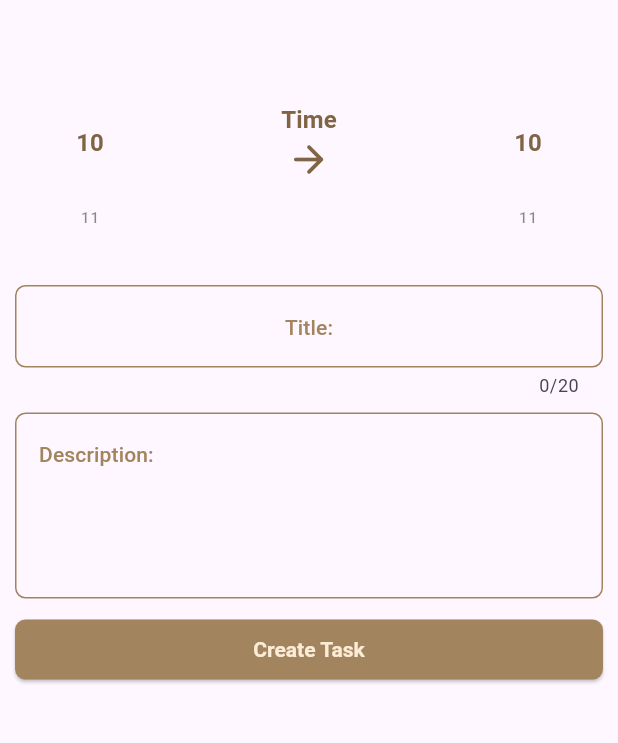
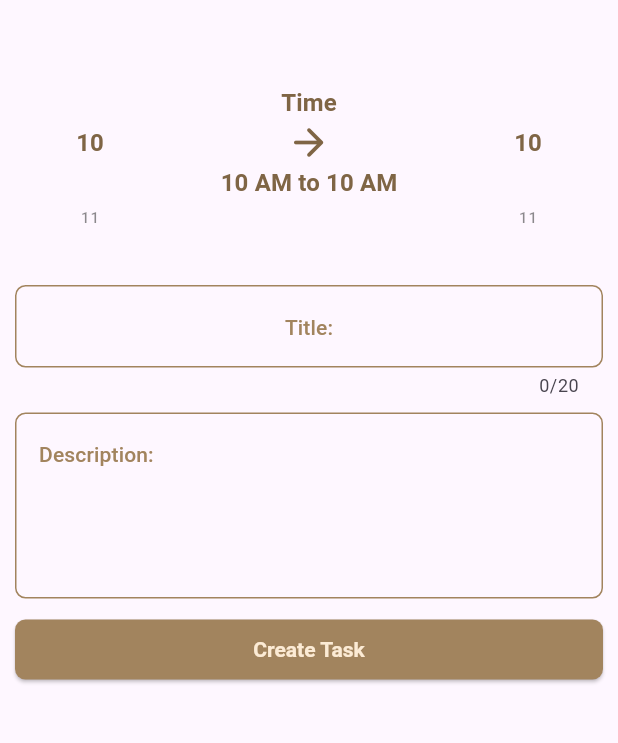
Before and after one commit to m-mhe/scheduler, a Flutter app: the screen it shows after launch, scrolled down 200 dp, after a tap on the "add" icon, on a phone screen of 412 x 824 dp, the part 84-827 px from its top. Run offline on Flutter 3.47's test engine with Material 3 defaults, Android fonts, the phone set to English and light mode, and no system bars; drawn by our look-alikes of numberpicker; our stand-ins replace fl_chart, get.

Commit message:
create task screen config

```diff
--- a/lib/ui/screens/create_task_screen.dart
+++ b/lib/ui/screens/create_task_screen.dart
@@ -14,13 +14,37 @@ class _CreateTaskScreenState extends State<CreateTaskScreen> {
   final DateTime _currentDate = DateTime.now();
   late int _fromTime;
   late int _toTime;
+  late String _fromTime12;
+  late String _toTime12;
   late int _toTimeMin;
+
+  void _aMPMClock() {
+    if (_fromTime < 12) {
+      _fromTime12 = '$_fromTime AM';
+    } else {
+      if (_fromTime == 12) {
+        _fromTime12 = '$_fromTime PM';
+      } else {
+        _fromTime12 = '${_fromTime - 12} PM';
+      }
+    }
+    if (_toTime < 12) {
+      _toTime12 = '$_toTime AM';
+    } else {
+      if (_toTime == 12) {
+        _toTime12 = '$_toTime PM';
+      } else {
+        _toTime12 = '${_toTime - 12} PM';
+      }
+    }
+  }
 
   @override
   void initState() {
     _fromTime = _currentDate.hour;
     _toTime = _currentDate.hour;
     _toTimeMin = _toTime;
+    _aMPMClock();
     super.initState();
   }
 
@@ -52,8 +76,10 @@ class _CreateTaskScreenState extends State<CreateTaskScreen> {
                       _fromTime = i;
                       _toTimeMin = i;
                       _toTime = i;
+                      _aMPMClock();
                       setState(() {});
-                      }),
+                    },
+                  ),
                   Column(
                     children: [
                       Text(
@@ -68,6 +94,13 @@ class _CreateTaskScreenState extends State<CreateTaskScreen> {
                         color: ThemeColors.titleColor,
                         size: 30,
                       ),
+                      Text(
+                        '$_fromTime12 to $_toTime12',
+                        style: Theme.of(context)
+                            .textTheme
+                            .labelLarge!
+                            .copyWith(color: ThemeColors.titleColor),
+                      )
                     ],
                   ),
                   NumberPicker(
@@ -84,6 +117,7 @@ class _CreateTaskScreenState extends State<CreateTaskScreen> {
                       value: _toTime,
                       onChanged: (i) {
                         _toTime = i;
+                        _aMPMClock();
                         setState(() {});
                       }),
                 ],
```
Lines whose indentation alone changed are shown as unchanged.
